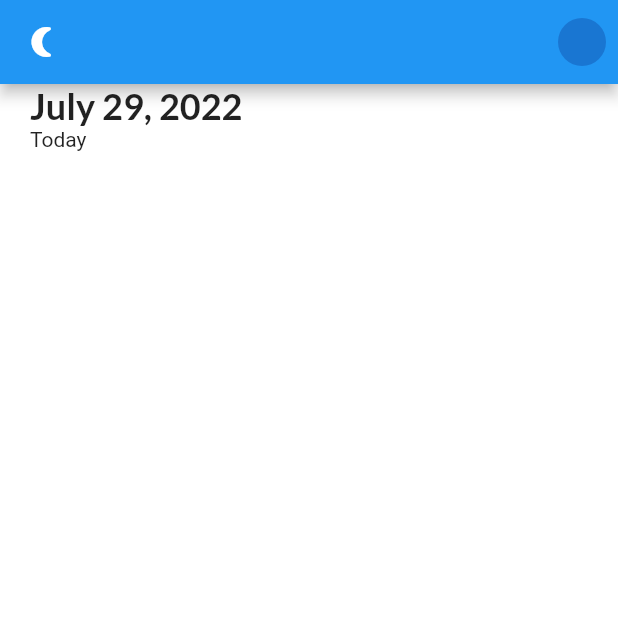
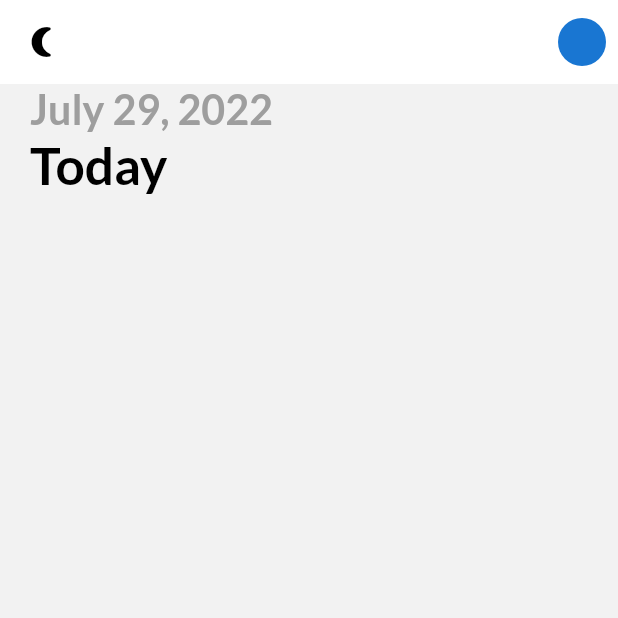
Before and after one commit to ZainNaqvi/Birthday-reminder-sqflite, a Flutter app: the screen it shows after launch, on a phone screen of 412 x 824 dp, the top half of it. Run offline on Flutter 3.47's test engine with Material 2 defaults, Android fonts, the phone set to English and light mode, and no system bars; our stand-ins replace flutter_local_notifications, flutter_screenutil, get, get_storage, google_fonts, timezone.

Commit message:
Google fonts and themes

```diff
--- a/lib/main.dart
+++ b/lib/main.dart
@@ -2,6 +2,7 @@ import 'package:example_todo_sqflite/services/theme_services.dart';
 import 'package:example_todo_sqflite/themes.dart';
 import 'package:example_todo_sqflite/ui/home_page.dart';
 import 'package:flutter/material.dart';
+import 'package:flutter_screenutil/flutter_screenutil.dart';
 import 'package:get/get_navigation/src/root/get_material_app.dart';
 import 'package:get_storage/get_storage.dart';
 
@@ -15,6 +16,11 @@ class MyApp extends StatelessWidget {
   const MyApp({Key? key}) : super(key: key);
   @override
   Widget build(BuildContext context) {
+    return ScreenUtilInit(
+        designSize: const Size(360, 690),
+        minTextAdapt: true,
+        splitScreenMode: true,
+        builder: (context, child) {
           return GetMaterialApp(
             debugShowCheckedModeBanner: false,
             title: 'Flutter Demo',
@@ -24,4 +30,6 @@ class MyApp extends StatelessWidget {
             home: const HomePage(),
           );
         }
+    );
   }
+}
--- a/lib/themes.dart
+++ b/lib/themes.dart
@@ -1,11 +1,13 @@
 import 'package:example_todo_sqflite/ui/constants.dart';
 import 'package:flutter/material.dart';
+import 'package:flutter_screenutil/flutter_screenutil.dart';
+import 'package:get/get.dart';
 import 'package:google_fonts/google_fonts.dart';
 
 class Themes {
   // light theme
   static final light = ThemeData(
-    backgroundColor: Colors.white,
+    backgroundColor: white,
     primaryColor: primaryClr,
     brightness: Brightness.light,
   );
@@ -21,8 +23,19 @@ class Themes {
 TextStyle get subHeadingStyle {
   return (GoogleFonts.lato(
     textStyle: TextStyle(
-      fontSize: 24,
+      fontSize: 24.sp,
+      color: Get.isDarkMode ? Colors.grey[400] : Colors.grey,
       fontWeight: FontWeight.bold,
     ),
   ));
 }
+
+TextStyle get headingStyle {
+  return (GoogleFonts.lato(
+    textStyle: TextStyle(
+      fontSize: 30.sp,
+      color: Get.isDarkMode ? Colors.white : Colors.black,
+      fontWeight: FontWeight.bold,
+    ),
+  ));
+}
--- a/lib/ui/constants.dart
+++ b/lib/ui/constants.dart
@@ -4,7 +4,7 @@ import 'package:flutter/material.dart';
 const Color bluishClr = Color(0xff4e5ae8);
 const Color yellowClr = Color(0xffffb746);
 const Color pickClr = Color(0xffff4667);
-const Color white = Colors.white;
+const Color white = Color(0xffF2F2F2);
 const Color primaryClr = bluishClr;
 const Color darkgreyClr = Color(0xff121212);
 const Color darkHeaderClr = Color(0xff424242);
--- a/lib/ui/home_page.dart
+++ b/lib/ui/home_page.dart
@@ -2,6 +2,7 @@
 
 import 'package:example_todo_sqflite/services/theme_services.dart';
 import 'package:example_todo_sqflite/themes.dart';
+import 'package:example_todo_sqflite/ui/constants.dart';
 import 'package:flutter/material.dart';
 import 'package:get/get.dart';
 import 'package:intl/intl.dart';
@@ -48,7 +49,10 @@ class _HomePageState extends State<HomePage> {
                         ),
                         style: subHeadingStyle,
                       ),
-                      Text("Today"),
+                      Text(
+                        "Today",
+                        style: headingStyle,
+                      ),
                     ],
                   ),
                 ),
@@ -62,6 +66,8 @@ class _HomePageState extends State<HomePage> {
 
   AppBar _appBar() {
     return AppBar(
+      elevation: 0,
+      backgroundColor: Get.isDarkMode ? darkgreyClr : Colors.white,
       leading: IconButton(
         onPressed: () {
           ThemeServices().updateTheme();
@@ -76,6 +82,7 @@ class _HomePageState extends State<HomePage> {
         },
         icon: Icon(
           Get.isDarkMode ? Icons.wb_sunny_rounded : Icons.nightlight_round,
+          color: Get.isDarkMode ? Colors.white : Colors.black,
         ),
       ),
       actions: [
```
Lines whose indentation alone changed are shown as unchanged.
